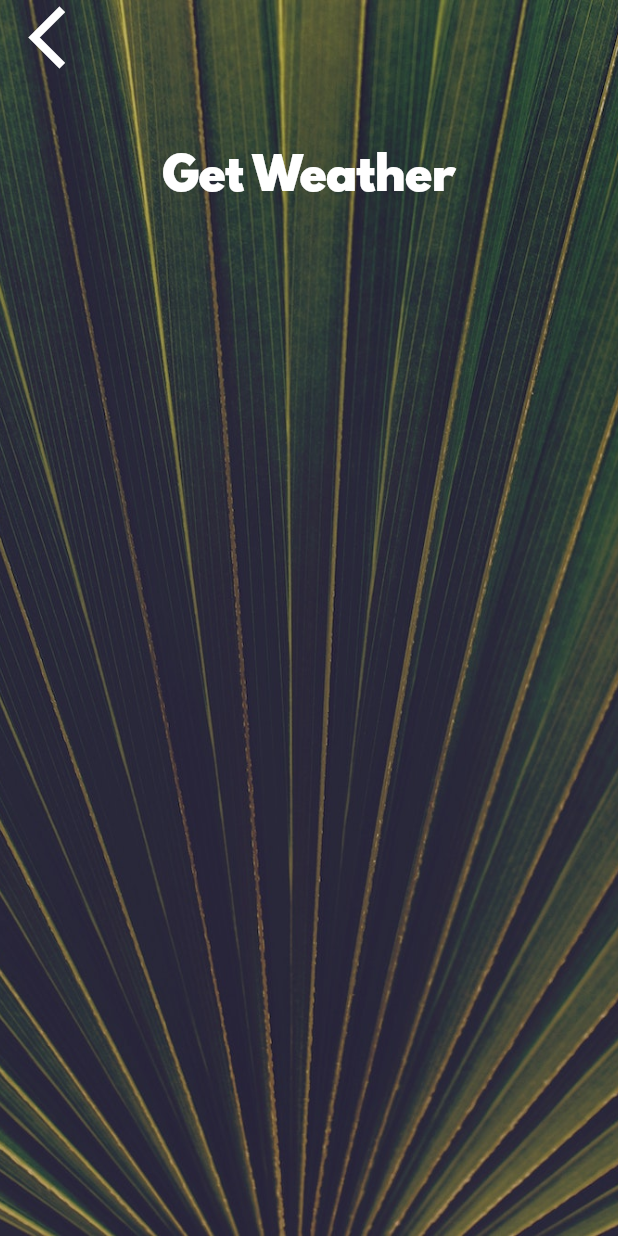
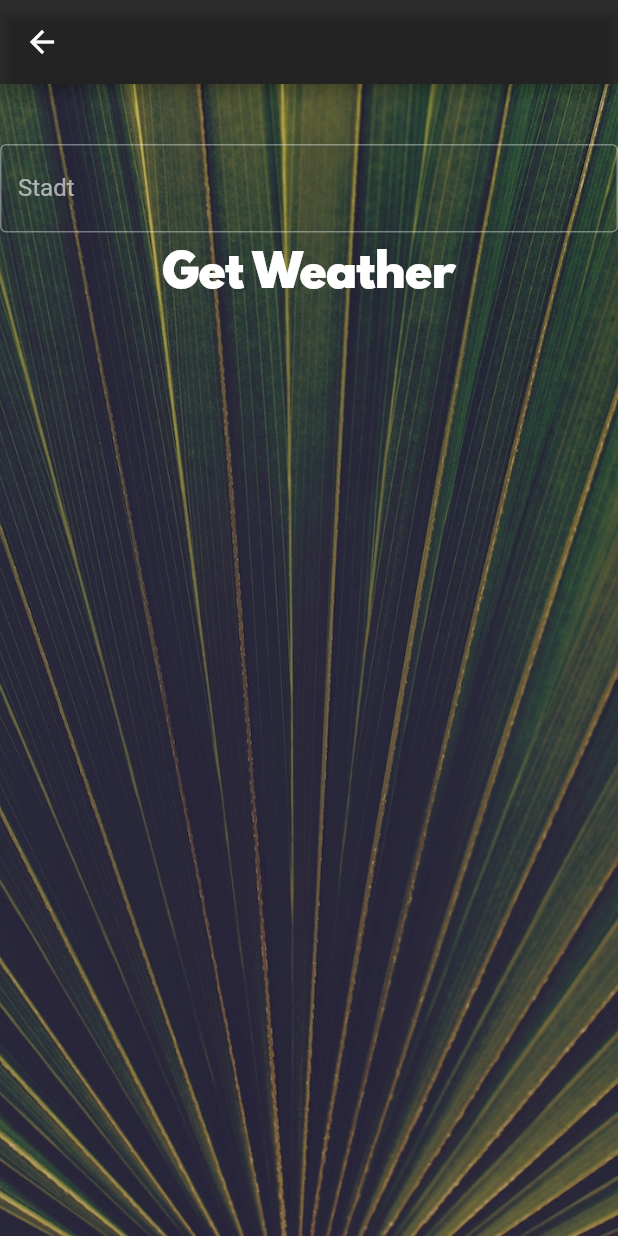
Before and after one commit to stephanxiayu/wetterApp-Test, a Flutter app: the CityScreen screen opened directly, on a phone screen of 412 x 824 dp. Run offline on Flutter 3.47's test engine with Material 2 defaults, Android fonts, the phone set to English and light mode, and no system bars; our stand-ins replace flutter_spinkit, geolocator.

Commit message:
Changes to be committed: 	modified:   lib/Services/networking.dart 	modified:   lib/constants/weather.dart 	modified:   lib/screens/city_screen.dart 	modified:   lib/screens/loading_screen.dart 	modified:   lib/screens/location_screen.dart

```diff
--- a/lib/Services/networking.dart
+++ b/lib/Services/networking.dart
@@ -1,7 +1,7 @@
 import 'package:http/http.dart' as http;
 import 'dart:convert';
 
-import 'package:wetterapp/screens/loading_screen.dart';
+
 
 
 
--- a/lib/screens/city_screen.dart
+++ b/lib/screens/city_screen.dart
@@ -1,17 +1,35 @@
 import 'package:flutter/material.dart';
 import 'package:wetterapp/constants/constants.dart';
 
+
 class CityScreen extends StatefulWidget {
-  const CityScreen({Key? key}) : super(key: key);
+
+  const CityScreen({Key? key, }) : super(key: key);
 
   @override
   _CityScreenState createState() => _CityScreenState();
 }
 
 class _CityScreenState extends State<CityScreen> {
+
+    @override
+  void initState() {
+    super.initState();
+    textEditingController = TextEditingController();
+  }
+
+  @override
+  void dispose() {
+    textEditingController.dispose();
+    super.dispose();
+  }
+
+
+  TextEditingController textEditingController =TextEditingController();
   @override
   Widget build(BuildContext context) {
-    return Scaffold(
+ late   String cityName;
+    return Scaffold(appBar: AppBar(backgroundColor: Colors.transparent,),
       body: Container(
         decoration:const BoxDecoration(
           image: DecorationImage(
@@ -23,27 +41,32 @@ class _CityScreenState extends State<CityScreen> {
         child: SafeArea(
           child: Column(
             children: <Widget>[
-              Align(
-                alignment: Alignment.topLeft,
-                child: FlatButton(
-                  onPressed: () {},
-                  child:const Icon(
-                    Icons.arrow_back_ios,
-                    size: 50.0,
-                  ),
-                ),
-              ),
+
               Container(
                 padding: EdgeInsets.all(20.0),
                 child: null,
               ),
-              FlatButton(
-                onPressed: () {},
+
+
+               TextField(
+                controller: textEditingController,
+                onChanged: (value){
+             cityName=value;
+                },
+  obscureText: false,
+  decoration: const InputDecoration(
+    border: OutlineInputBorder(),
+    labelText: 'Stadt',
+
+  ),
+), FlatButton(
+                onPressed: () {
+                  Navigator.pop(context, cityName);
+                },
                 child: const Text(
                   'Get Weather',
                   style: kButtonTextStyle,
-                ),
-              ),
+                ),),
             ],
           ),
         ),
```
Also changed, not shown: lib/constants/weather.dart (+29 -0 lines), lib/screens/loading_screen.dart (+5 -10 lines), lib/screens/location_screen.dart (+29 -13 lines).
